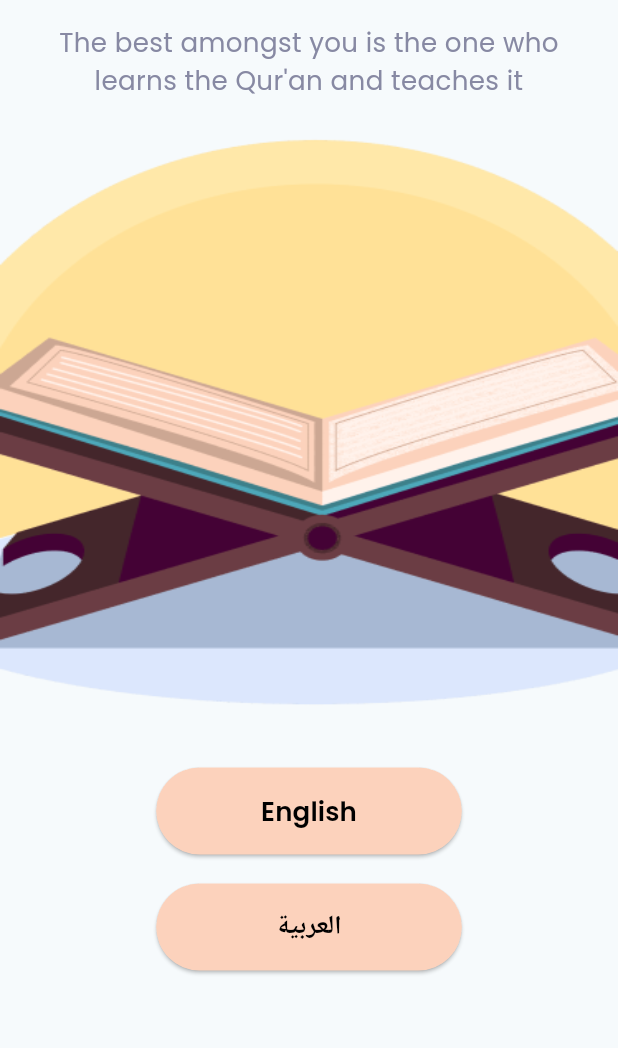
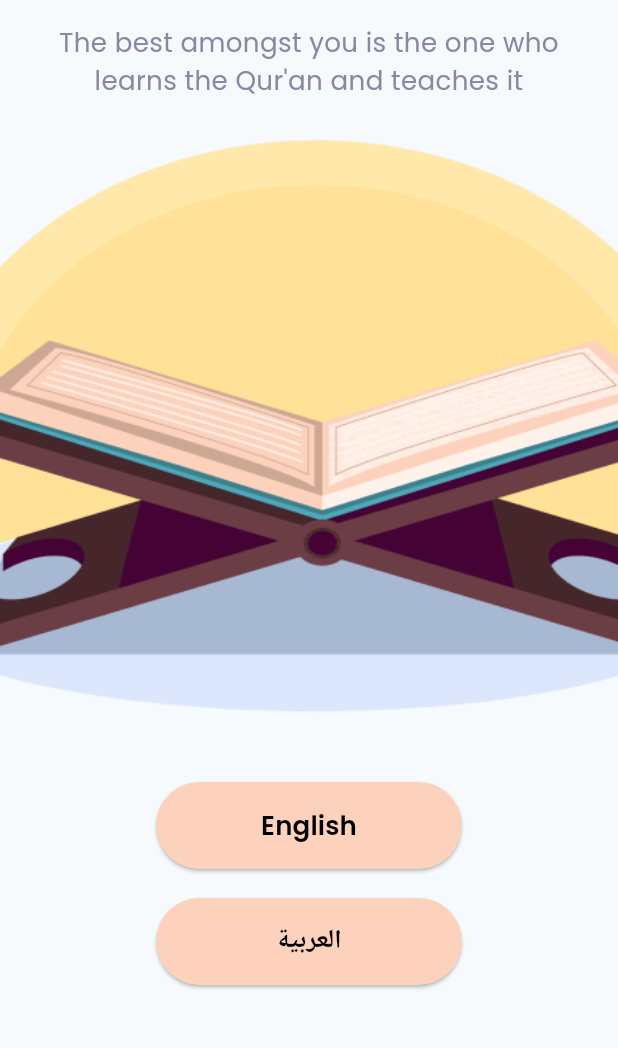
Before and after one commit to KhaledRamadan880/IU-Mushaf, a Flutter app: the screen it shows after launch, on a phone screen of 412 x 824 dp, the part 177-1225 px from its top. Run offline on Flutter 3.47's test engine with Material 3 defaults, Android fonts, the light colour scheme and no system bars; our stand-ins replace device_preview, flutter_bloc, get_it, shared_preferences.

Commit message:
Fix Height

```diff
--- a/lib/features/splash/presentation/views/splash_view.dart
+++ b/lib/features/splash/presentation/views/splash_view.dart
@@ -18,7 +18,7 @@ class SplashView extends StatelessWidget {
               //! Logo
               Image.asset(
                 Assets.imagesMushafImage,
-                height: 430.responsiveHeight(context),
+                height: 435.responsiveHeight(context),
                 width: 374.responsiveWidth(context),
                 fit: BoxFit.fill,
               ),
@@ -38,7 +38,7 @@ class SplashView extends StatelessWidget {
                 },
                 title: AppStrings.arabic.tr(context),
               ),
-              SizedBox(height: 61.responsiveHeight(context)),
+              SizedBox(height: 51.responsiveHeight(context)),
             ],
           ),
         );
```
